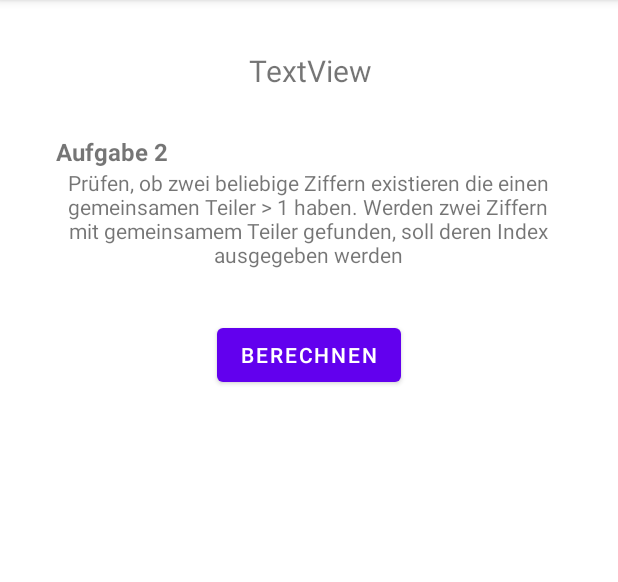
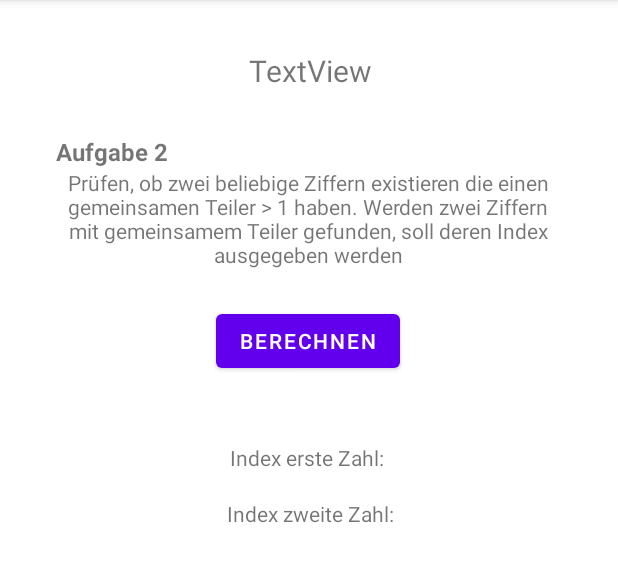
Before and after one commit to SabrinaMuh/SE2_Einzelbeispiel, an Android app: the CalculateActivity screen opened directly, with no data from a screen before it, on a phone screen of 412 x 824 dp, the part 84-666 px from its top. Run offline under Robolectric (Android 15) with nearby library versions, the phone set to English and light mode, and no system bars.

Commit message:
add ggt function

```diff
--- a/app/src/main/res/layout/activity_main.xml
+++ b/app/src/main/res/layout/activity_main.xml
@@ -28,6 +28,7 @@
         android:layout_marginTop="32dp"
         android:layout_marginEnd="135dp"
         android:text="Antwort vom Server"
+        android:textAlignment="center"
         android:textSize="16sp"
         android:textStyle="bold"
         app:layout_constraintEnd_toEndOf="parent"
--- a/app/src/main/res/layout/calculate.xml
+++ b/app/src/main/res/layout/calculate.xml
@@ -4,19 +4,6 @@
     xmlns:tools="http://schemas.android.com/tools"
     android:layout_width="match_parent"
     android:layout_height="match_parent">
-
-    <Button
-        android:id="@+id/buttonNext"
-        android:layout_width="wrap_content"
-        android:layout_height="wrap_content"
-        android:layout_marginStart="160dp"
-        android:layout_marginTop="9dp"
-        android:layout_marginEnd="163dp"
-        android:text="Berechnen"
-        app:layout_constraintEnd_toEndOf="parent"
-        app:layout_constraintHorizontal_bias="0.461"
-        app:layout_constraintStart_toStartOf="parent"
-        app:layout_constraintTop_toBottomOf="@+id/textViewDescription" />
 
     <TextView
         android:id="@+id/textViewMNr"
@@ -54,4 +41,41 @@
         android:textStyle="bold"
         app:layout_constraintStart_toStartOf="parent"
         app:layout_constraintTop_toTopOf="parent" />
+
+    <Button
+        android:id="@+id/buttonCalculate"
+        android:layout_width="wrap_content"
+        android:layout_height="wrap_content"
+        android:layout_marginStart="148dp"
+        android:layout_marginEnd="149dp"
+        android:text="Berechnen"
+        app:layout_constraintEnd_toEndOf="parent"
+        app:layout_constraintStart_toStartOf="parent"
+        app:layout_constraintTop_toBottomOf="@+id/textViewDescription" />
+
+    <TextView
+        android:id="@+id/textViewIndex1"
+        android:layout_width="131dp"
+        android:layout_height="18dp"
+        android:layout_marginStart="140dp"
+        android:layout_marginTop="44dp"
+        android:layout_marginEnd="140dp"
+        android:text="Index erste Zahl: "
+        android:textAlignment="center"
+        app:layout_constraintEnd_toEndOf="parent"
+        app:layout_constraintStart_toStartOf="parent"
+        app:layout_constraintTop_toBottomOf="@+id/buttonCalculate" />
+
+    <TextView
+        android:id="@+id/textViewIndex2"
+        android:layout_width="132dp"
+        android:layout_height="21dp"
+        android:layout_marginStart="142dp"
+        android:layout_marginTop="19dp"
+        android:layout_marginEnd="137dp"
+        android:text="Index zweite Zahl: "
+        android:textAlignment="center"
+        app:layout_constraintEnd_toEndOf="parent"
+        app:layout_constraintStart_toStartOf="parent"
+        app:layout_constraintTop_toBottomOf="@+id/textViewIndex1" />
 </androidx.constraintlayout.widget.ConstraintLayout>
```
Also changed, not shown: app/src/main/java/com/example/se2_einzelbeispiel/CalculateActivity.java (+39 -1 lines).
